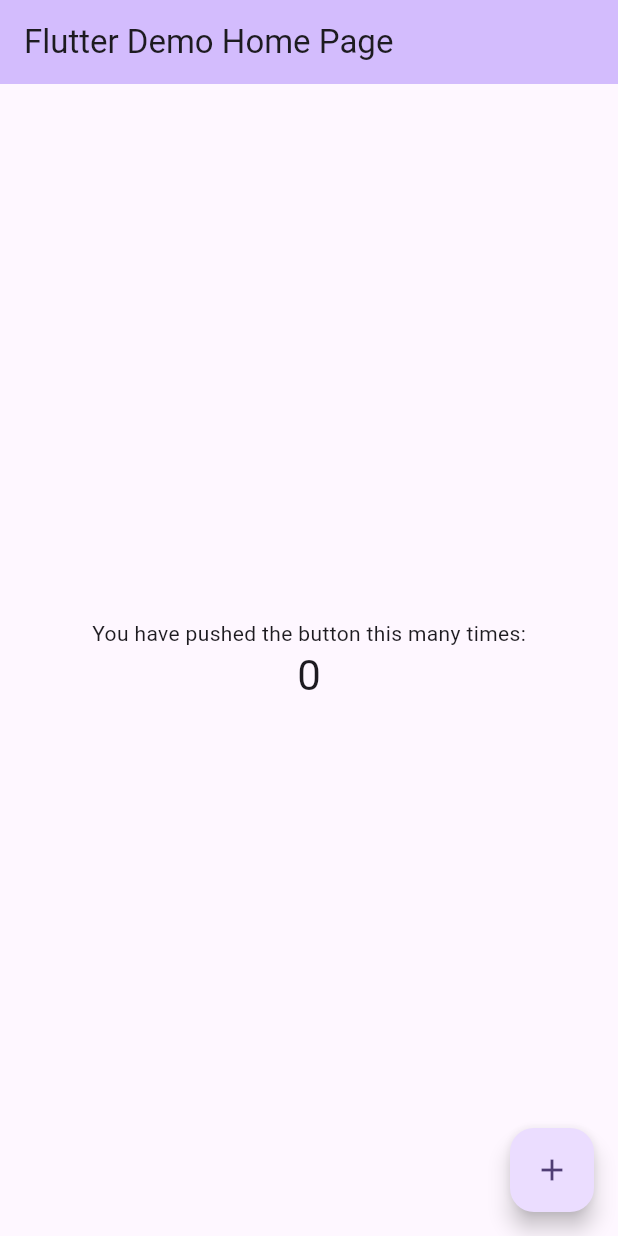
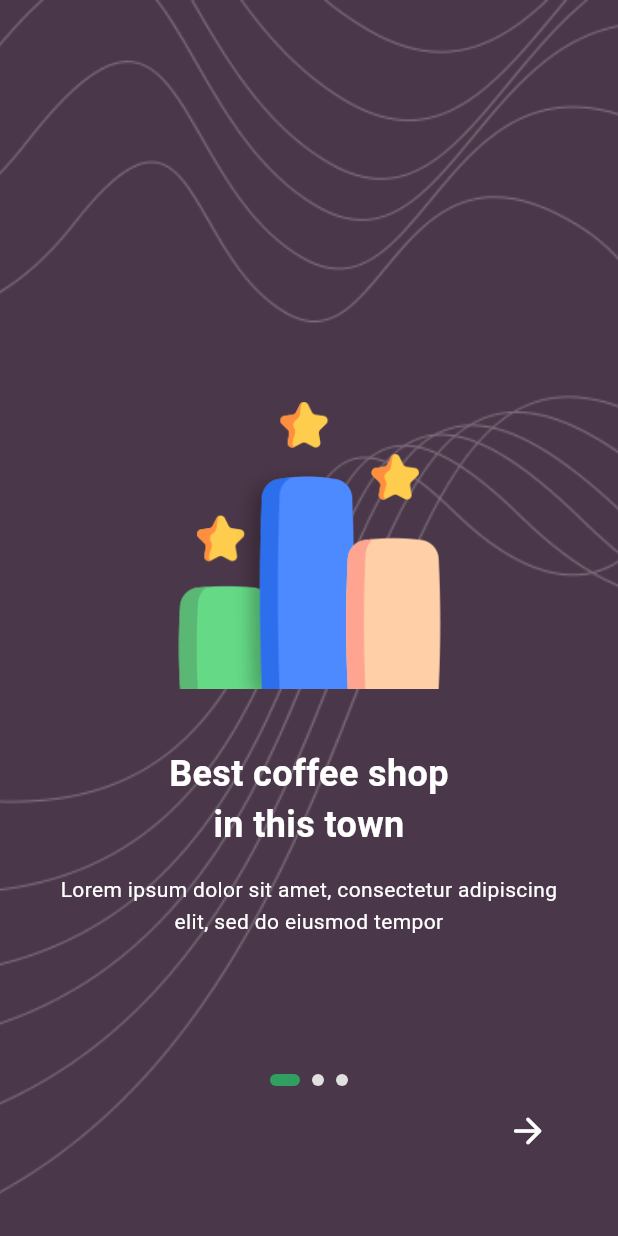
Before and after one commit to Fatsz/project_kuliah_mwsp_uts_kel4, a Flutter app: the screen it shows after launch, on a phone screen of 412 x 824 dp. Run offline on Flutter 3.47's test engine with Material 3 defaults, Android fonts, the phone set to English and light mode, and no system bars; Roboto replaces fonts that are missing (Poppins).

Commit message:
commit pertama

```diff
--- a/lib/main.dart
+++ b/lib/main.dart
@@ -1,122 +1,187 @@
 import 'package:flutter/material.dart';
 
 void main() {
-  runApp(const MyApp());
+  runApp(const BijiApp());
 }
 
-class MyApp extends StatelessWidget {
-  const MyApp({super.key});
+class BijiApp extends StatelessWidget {
+  const BijiApp({super.key});
 
-  // This widget is the root of your application.
   @override
   Widget build(BuildContext context) {
     return MaterialApp(
-      title: 'Flutter Demo',
+      title: 'Biji Coffee Shop',
       theme: ThemeData(
-        // This is the theme of your application.
-        //
-        // TRY THIS: Try running your application with "flutter run". You'll see
-        // the application has a purple toolbar. Then, without quitting the app,
-        // try changing the seedColor in the colorScheme below to Colors.green
-        // and then invoke "hot reload" (save your changes or press the "hot
-        // reload" button in a Flutter-supported IDE, or press "r" if you used
-        // the command line to start the app).
-        //
-        // Notice that the counter didn't reset back to zero; the application
-        // state is not lost during the reload. To reset the state, use hot
-        // restart instead.
-        //
-        // This works for code too, not just values: Most code changes can be
-        // tested with just a hot reload.
-        colorScheme: ColorScheme.fromSeed(seedColor: Colors.deepPurple),
+        fontFamily: 'Poppins',
+        primaryColor: const Color(0xFF309f5f),
       ),
-      home: const MyHomePage(title: 'Flutter Demo Home Page'),
+      home: const OnboardingPage(),
+      debugShowCheckedModeBanner: false,
     );
   }
 }
 
-class MyHomePage extends StatefulWidget {
-  const MyHomePage({super.key, required this.title});
-
-  // This widget is the home page of your application. It is stateful, meaning
-  // that it has a State object (defined below) that contains fields that affect
-  // how it looks.
-
-  // This class is the configuration for the state. It holds the values (in this
-  // case the title) provided by the parent (in this case the App widget) and
-  // used by the build method of the State. Fields in a Widget subclass are
-  // always marked "final".
-
-  final String title;
+class OnboardingPage extends StatefulWidget {
+  const OnboardingPage({super.key});
 
   @override
-  State<MyHomePage> createState() => _MyHomePageState();
+  State<OnboardingPage> createState() => _OnboardingPageState();
 }
 
-class _MyHomePageState extends State<MyHomePage> {
-  int _counter = 0;
+class _OnboardingPageState extends State<OnboardingPage> {
+  final PageController _controller = PageController();
+  int _currentPage = 0;
 
-  void _incrementCounter() {
-    setState(() {
-      // This call to setState tells the Flutter framework that something has
-      // changed in this State, which causes it to rerun the build method below
-      // so that the display can reflect the updated values. If we changed
-      // _counter without calling setState(), then the build method would not be
-      // called again, and so nothing would appear to happen.
-      _counter++;
-    });
-  }
+  final List<Map<String, String>> slides = [
+    {
+      "title": "Best coffee shop\nin this town",
+      "text":
+          "Lorem ipsum dolor sit amet, consectetur adipiscing elit, sed do eiusmod tempor",
+      "image": "assets/images/rank.png"
+    },
+    {
+      "title": "Start your morning\nwith great coffee",
+      "text":
+          "Lorem ipsum dolor sit amet, consectetur adipiscing elit, sed do eiusmod tempor",
+      "image": "assets/images/rank.png"
+    },
+    {
+      "title": "Taste from the\ngood old days",
+      "text":
+          "Lorem ipsum dolor sit amet, consectetur adipiscing elit, sed do eiusmod tempor",
+      "image": "assets/images/rank.png"
+    },
+  ];
 
   @override
   Widget build(BuildContext context) {
-    // This method is rerun every time setState is called, for instance as done
-    // by the _incrementCounter method above.
-    //
-    // The Flutter framework has been optimized to make rerunning build methods
-    // fast, so that you can just rebuild anything that needs updating rather
-    // than having to individually change instances of widgets.
     return Scaffold(
-      appBar: AppBar(
-        // TRY THIS: Try changing the color here to a specific color (to
-        // Colors.amber, perhaps?) and trigger a hot reload to see the AppBar
-        // change color while the other colors stay the same.
-        backgroundColor: Theme.of(context).colorScheme.inversePrimary,
-        // Here we take the value from the MyHomePage object that was created by
-        // the App.build method, and use it to set our appbar title.
-        title: Text(widget.title),
+      backgroundColor: const Color.fromRGBO(74, 55, 73, 1),
+      body: Stack(
+        children: [
+          // Background Image
+          Positioned.fill(
+            child: Image.asset(
+              "assets/images/background/linebg.png",
+              fit: BoxFit.cover,
+            ),
+          ),
+
+          // PageView
+          PageView.builder(
+            controller: _controller,
+            onPageChanged: (index) {
+              setState(() => _currentPage = index);
+            },
+            itemCount: slides.length,
+            itemBuilder: (context, index) {
+              final slide = slides[index];
+              return Column(
+                mainAxisAlignment: MainAxisAlignment.center,
+                children: [
+                  const SizedBox(height: 60),
+                  Image.asset(slide["image"]!, height: 200),
+                  const SizedBox(height: 40),
+                  Text(
+                    slide["title"]!,
+                    textAlign: TextAlign.center,
+                    style: const TextStyle(
+                      fontSize: 24,
+                      fontWeight: FontWeight.w700,
+                      color: Color.fromARGB(255, 255, 255, 255),
+                    ),
+                  ),
+                  const SizedBox(height: 16),
+                  Padding(
+                    padding: const EdgeInsets.symmetric(horizontal: 32),
+                    child: Text(
+                      slide["text"]!,
+                      textAlign: TextAlign.center,
+                      style: TextStyle(
+                        fontSize: 14,
+                        color: const Color.fromARGB(255, 255, 255, 255),
+                        height: 1.5,
+                      ),
+                    ),
+                  ),
+                ],
+              );
+            },
+          ),
+
+          // Pagination Dots
+          Positioned(
+            bottom: 100,
+            left: 0,
+            right: 0,
+            child: Row(
+              mainAxisAlignment: MainAxisAlignment.center,
+              children: List.generate(
+                slides.length,
+                (index) => AnimatedContainer(
+                  duration: const Duration(milliseconds: 300),
+                  margin: const EdgeInsets.symmetric(horizontal: 4),
+                  width: _currentPage == index ? 20 : 8,
+                  height: 8,
+                  decoration: BoxDecoration(
+                    color: _currentPage == index
+                        ? const Color(0xFF309f5f)
+                        : Colors.grey[300],
+                    borderRadius: BorderRadius.circular(8),
+                  ),
+                ),
+              ),
+            ),
+          ),
+
+          // Start Button
+          Positioned(
+            bottom: 40,
+            right: 30,
+            child: GestureDetector(
+              onTap: () {
+                Navigator.push(
+                  context,
+                  MaterialPageRoute(builder: (_) => const WelcomePage()),
+                );
+              },
+              child: Container(
+                padding: const EdgeInsets.all(16),
+                decoration: const BoxDecoration(
+                  color: Color(0xFF4A3749),
+                  shape: BoxShape.circle,
+                ),
+                child: const Icon(
+                  Icons.arrow_forward_rounded,
+                  color: Colors.white,
+                  size: 28,
+                ),
+              ),
+            ),
+          ),
+        ],
       ),
-      body: Center(
-        // Center is a layout widget. It takes a single child and positions it
-        // in the middle of the parent.
-        child: Column(
-          // Column is also a layout widget. It takes a list of children and
-          // arranges them vertically. By default, it sizes itself to fit its
-          // children horizontally, and tries to be as tall as its parent.
-          //
-          // Column has various properties to control how it sizes itself and
-          // how it positions its children. Here we use mainAxisAlignment to
-          // center the children vertically; the main axis here is the vertical
-          // axis because Columns are vertical (the cross axis would be
-          // horizontal).
-          //
-          // TRY THIS: Invoke "debug painting" (choose the "Toggle Debug Paint"
-          // action in the IDE, or press "p" in the console), to see the
-          // wireframe for each widget.
-          mainAxisAlignment: MainAxisAlignment.center,
-          children: <Widget>[
-            const Text('You have pushed the button this many times:'),
-            Text(
-              '$_counter',
-              style: Theme.of(context).textTheme.headlineMedium,
-            ),
-          ],
-        ),
-      ),
-      floatingActionButton: FloatingActionButton(
-        onPressed: _incrementCounter,
-        tooltip: 'Increment',
-        child: const Icon(Icons.add),
-      ), // This trailing comma makes auto-formatting nicer for build methods.
     );
   }
 }
+
+class WelcomePage extends StatelessWidget {
+  const WelcomePage({super.key});
+
+  @override
+  Widget build(BuildContext context) {
+    return Scaffold(
+      backgroundColor: const Color(0xFF309f5f),
+      body: const Center(
+        child: Text(
+          'Welcome to Biji Coffee ☕',
+          style: TextStyle(
+            fontSize: 22,
+            color: Colors.white,
+            fontWeight: FontWeight.bold,
+          ),
+        ),
+      ),
+    );
+  }
+}
--- a/pubspec.yaml
+++ b/pubspec.yaml
@@ -57,6 +57,10 @@ flutter:
   # the material Icons class.
   uses-material-design: true
 
+  assets:
+      - assets/images/
+      - assets/images/background/
+
   # To add assets to your application, add an assets section, like this:
   # assets:
   #   - images/a_dot_burr.jpeg
```
Also changed, not shown: assets/images/background/linebg.png (added), assets/images/circle1.png (added), assets/images/circle2.png (added), assets/images/rank.png (added).
